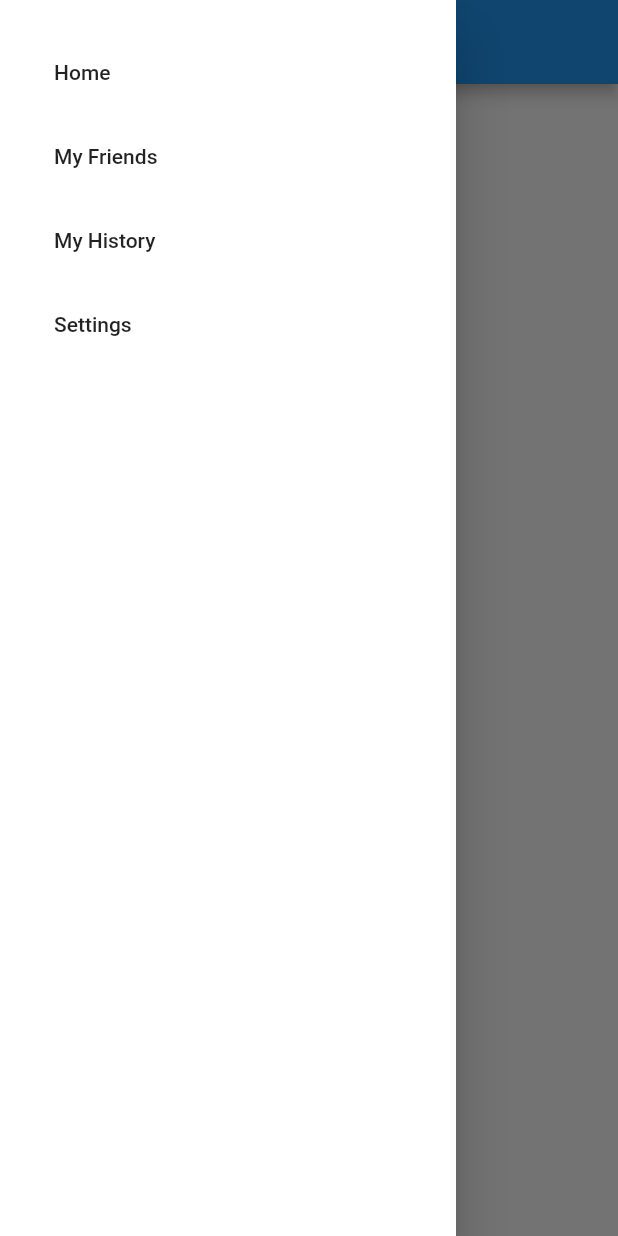
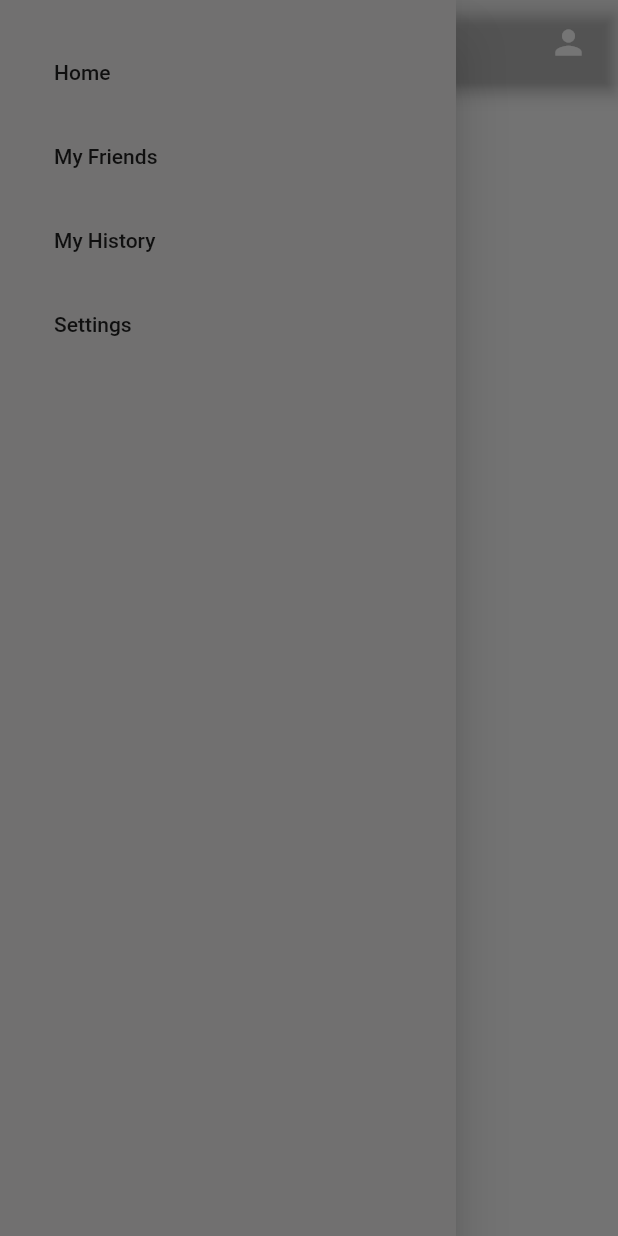
Before and after one commit to aranyagupta/ichack-arch, a Flutter app: the screen it shows after launch, with the side drawer open, on a phone screen of 412 x 824 dp. Run offline on Flutter 3.47's test engine with Material 2 defaults, Android fonts, the phone set to English and light mode, and no system bars.

Commit message:
Start journey button for Aranya

```diff
--- a/hack_app/lib/history_page.dart
+++ b/hack_app/lib/history_page.dart
@@ -14,7 +14,9 @@ class HistoryPage extends StatelessWidget {
       title: _title,
       home: Scaffold(
         appBar: AppBar(title: const Text(_title)),
-        body: Column(children: const [NetTimeText(), NetTimeValue(), JourneyTable()]),
+        drawer: MyDrawer(),
+        body: Column(
+            children: const [NetTimeText(), NetTimeValue(), JourneyTable()]),
       ),
     );
   }
--- a/hack_app/lib/main.dart
+++ b/hack_app/lib/main.dart
@@ -10,7 +10,7 @@ class MyDrawer extends StatelessWidget {
     return Drawer(
       backgroundColor: Colors.blue,
       child: Container(
-        decoration: BoxDecoration(color: Colors.white),
+        decoration: BoxDecoration(color: Color.fromARGB(255, 113, 112, 112)),
         child: ListView(padding: EdgeInsets.all(20), children: <Widget>[
           Builder(builder: ((context) {
             return ListTile(
@@ -67,11 +67,25 @@ class MyApp extends StatelessWidget {
   Widget build(BuildContext context) {
     return MaterialApp(
       home: Scaffold(
-        appBar: AppBar(title: Text('Life span tracker')),
+        appBar: AppBar(
+            backgroundColor: Colors.transparent,
+            title: Text('Life span tracker'),
+            actions: <Widget>[
+              Padding(
+                  padding: EdgeInsets.only(right: 20.0),
+                  child: GestureDetector(
+                    onTap: () {},
+                    child: Icon(
+                      Icons.person,
+                      size: 26.0,
+                    ),
+                  ))
+            ]),
         drawer: MyDrawer(),
-        body: const Center(
-          child: Text(''),
-        ),
+        body: Center(
+            child: Column(children: [
+          ElevatedButton(onPressed: () {}, child: Text("Start journey"))
+        ])),
       ),
     );
   }
```
